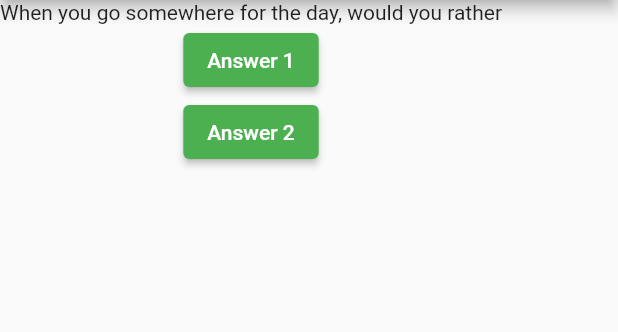
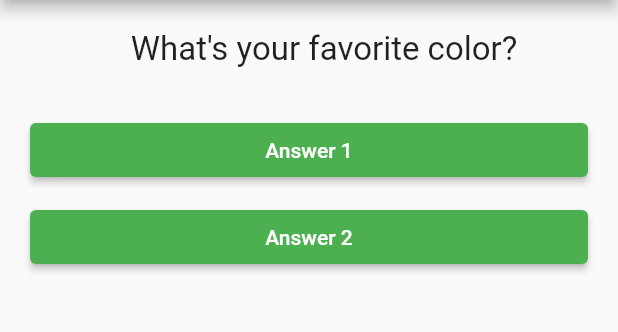
Before and after one commit to WiedjajaAtmadja/flutter_week3_widget, a Flutter app: the screen it shows after launch, on a phone screen of 412 x 824 dp, the part 84-416 px from its top. Run offline on Flutter 3.47's test engine with Material 2 defaults, Android fonts, the phone set to English and light mode, and no system bars.

Commit message:
session 3 part 2: add answer widget

```diff
--- /dev/null
+++ b/lib/answer.dart
@@ -0,0 +1,21 @@
+import 'package:flutter/material.dart';
+
+class Answer extends StatelessWidget {
+  final VoidCallback selectHandler;
+  final String answerText;
+
+  const Answer(this.selectHandler, this.answerText, {super.key});
+
+  @override
+  Widget build(BuildContext context) {
+    return Container(
+      width: double.infinity,
+      // margin: const EdgeInsets.all(10),
+      margin: const EdgeInsets.only(left: 20, right: 20, top: 10),
+      child: ElevatedButton(
+        onPressed: selectHandler,
+        child: Text(answerText),
+      ),
+    );
+  }
+}
--- a/lib/main.dart
+++ b/lib/main.dart
@@ -1,4 +1,6 @@
 import 'package:flutter/material.dart';
+import 'question.dart';
+import 'answer.dart';
 
 void main() {
   runApp(const MainApp());
@@ -12,18 +14,38 @@ class MainApp extends StatefulWidget {
 }
 
 class _MainAppState extends State<MainApp> {
-  final _questions = [
-    'When you go somewhere for the day, would you rather',
-    'If you were a teacher, would you rather teach',
-    'Are you usually',
-    'Do you more often let',
+  final _question_answers = [
+    {
+      'question': 'What\'s your favorite color?',
+      'answers': ['Black', 'Red', 'Green', 'White'],
+    },
+    {
+      'question': 'What\'s your favorite animal?',
+      'answers': ['Rabbit', 'Snake', 'Elephant', 'Lion'],
+    },
+    {
+      'question': 'When you go somewhere for the day, would you rather',
+      'answers': ['Plan what you will do and when', 'Just go!'],
+    },
+    {
+      'question': 'If you were a teacher, would you rather teach',
+      'answers': ['Math', 'Science', 'History', 'English'],
+    },
+    {
+      'question': 'Are you usually',
+      'answers': ['A morning person', 'An evening person'],
+    },
+    {
+      'question': 'Do you more often let',
+      'answers': ['Your heart lead you', 'Your head lead you'],
+    }
   ];
 
   var _questionIndex = 0;
 
   void _chooseAnswer() {
     setState(() {
-      if (_questionIndex < _questions.length - 1) {
+      if (_questionIndex < _question_answers.length - 1) {
         _questionIndex++;
       } else {
         _questionIndex = 0;
@@ -35,17 +57,21 @@ class _MainAppState extends State<MainApp> {
   @override
   Widget build(BuildContext context) {
     return MaterialApp(
+      title: "My First App From Scratch",
       theme: ThemeData(
         primarySwatch: Colors.green,
       ),
       home: Scaffold(
         appBar: AppBar(title: const Text('My First App From Scratch')),
         body: Column(children: [
-          Text(_questions[_questionIndex]),
-          ElevatedButton(
-              onPressed: _chooseAnswer, child: const Text('Answer 1')),
-          ElevatedButton(
-              onPressed: _chooseAnswer, child: const Text('Answer 2')),
+          // Text(_questions[_questionIndex]),
+          Question(_question_answers[_questionIndex]['question'] as String),
+          // ElevatedButton(
+          //     onPressed: _chooseAnswer, child: const Text('Answer 1')),
+          // ElevatedButton(
+          //     onPressed: _chooseAnswer, child: const Text('Answer 2')),
+          Answer(_chooseAnswer, 'Answer 1'),
+          Answer(_chooseAnswer, 'Answer 2'),
         ]),
       ),
       debugShowCheckedModeBanner: false,
--- /dev/null
+++ b/lib/question.dart
@@ -0,0 +1,21 @@
+import 'package:flutter/material.dart';
+
+class Question extends StatelessWidget {
+  final String questionText;
+
+  const Question(this.questionText, {super.key});
+
+  @override
+  Widget build(BuildContext context) {
+    return Container(
+      width: double.infinity,
+      // margin: const EdgeInsets.all(10),
+      margin: const EdgeInsets.only(top: 20, bottom: 20, left: 20),
+      child: Text(
+        questionText,
+        style: const TextStyle(fontSize: 22),
+        textAlign: TextAlign.center,
+      ),
+    );
+  }
+}
```
